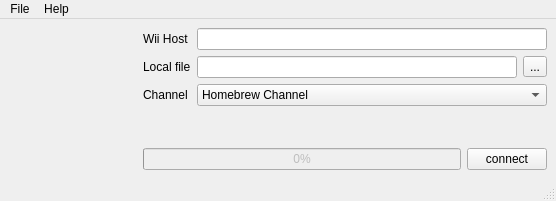
Before: the Qt Designer form c++/forms/mainform.ui in dev-0x7C6/qwiiload, drawn with Qt 5.
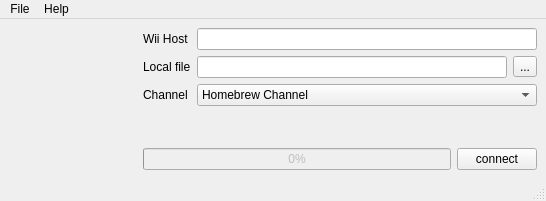
After: the same form once the commit is applied. Icons and pictures are not drawn.

Diff of the .ui file:
```diff
--- a/c++/forms/mainform.ui
+++ b/c++/forms/mainform.ui
@@ -5,7 +5,7 @@
    <rect>
     <x>0</x>
     <y>0</y>
-    <width>556</width>
+    <width>546</width>
     <height>201</height>
    </rect>
   </property>
@@ -140,7 +140,7 @@
     <rect>
      <x>0</x>
      <y>0</y>
-     <width>556</width>
+     <width>546</width>
      <height>26</height>
     </rect>
    </property>
```
Left out of the diff: 16 changed lines with no effect on the pictures.
